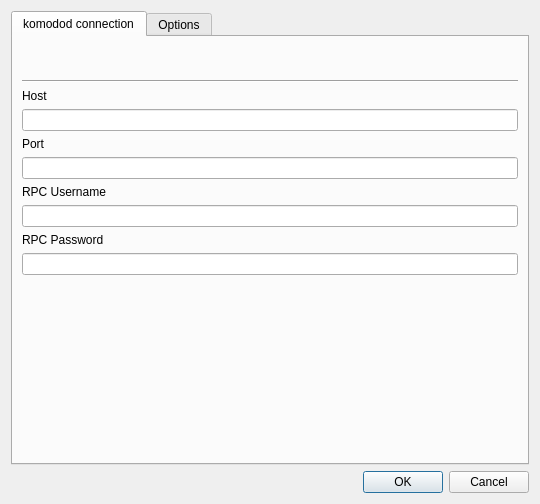
Before: the Qt Designer form src/settings.ui in DeckerSU/zec-qt-wallet, drawn with Qt 5.
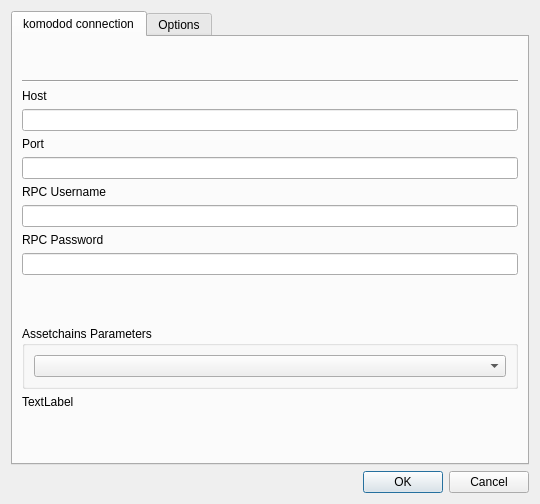
After: the same form once the commit is applied. The open tabs and pages were chosen to show the change.

Commit message: add assetchains selection when launched with --no-embedded

What changed in the file:
```diff
--- a/src/settings.ui
+++ b/src/settings.ui
@@ -122,9 +122,48 @@
        <item>
         <widget class="QLineEdit" name="rpcpassword"/>
        </item>
+       <item>
+        <spacer name="verticalSpacer_3">
+         <property name="orientation">
+          <enum>Qt::Vertical</enum>
+         </property>
+         <property name="sizeType">
+          <enum>QSizePolicy::Expanding</enum>
+         </property>
+         <property name="sizeHint" stdset="0">
+          <size>
+           <width>20</width>
+           <height>40</height>
+          </size>
+         </property>
+        </spacer>
+       </item>
        <item>
         <layout class="QVBoxLayout" name="verticalLayout_2"/>
        </item>
+       <item>
+        <widget class="QGroupBox" name="assetchainsGroupBox">
+         <property name="title">
+          <string>Assetchains Parameters</string>
+         </property>
+         <layout class="QHBoxLayout" name="horizontalLayout" stretch="1">
+          <item>
+           <widget class="QComboBox" name="assetchainsComboBox">
+            <property name="editable">
+             <bool>false</bool>
+            </property>
+           </widget>
+          </item>
+         </layout>
+        </widget>
+       </item>
+       <item>
+        <widget class="QLabel" name="assetchainsLabel">
+         <property name="text">
+          <string>TextLabel</string>
+         </property>
+        </widget>
+       </item>
        <item>
         <spacer name="verticalSpacer">
          <property name="orientation">
```
Left out of the diff: 2 changed lines with no effect on the pictures. The commit also changes 6 other files.
